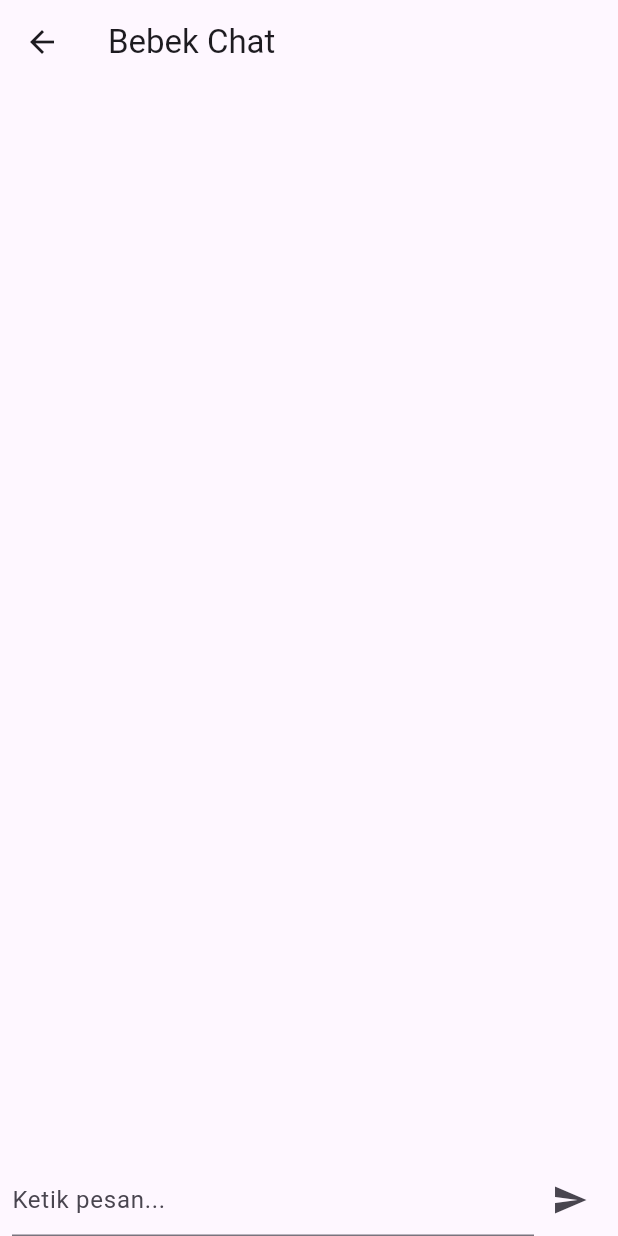
After one commit to andizhuu/bebek_chat, a Flutter app: the ChatScreen screen opened directly, after a tap on the "send" icon, on a phone screen of 412 x 824 dp. The commit adds this screen. Run offline on Flutter 3.47's test engine with Material 3 defaults, Android fonts, the phone set to English and light mode, and no system bars; our stand-ins replace flutter_blue.

Commit message:
Initial commit

```diff
--- a/lib/main.dart
+++ b/lib/main.dart
@@ -1,12 +1,12 @@
 import 'package:flutter/material.dart';
-import 'screens/home_screen.dart'; // Tambahkan ini
+import 'screens/home_screen.dart';
 
 void main() {
-  runApp(MyApp());
+  runApp(const BebekChatApp());
 }
 
-class MyApp extends StatelessWidget {
-  const MyApp({super.key});
+class BebekChatApp extends StatelessWidget {
+  const BebekChatApp({super.key});
 
   @override
   Widget build(BuildContext context) {
@@ -14,9 +14,9 @@ class MyApp extends StatelessWidget {
       debugShowCheckedModeBanner: false,
       title: 'Bebek Chat',
       theme: ThemeData(
-        primarySwatch: Colors.blue,
+        primarySwatch: Colors.green,
       ),
-      home: const HomeScreen(), // Ini ganti jadi home screen
+      home: const HomeScreen(),
     );
   }
 }
--- /dev/null
+++ b/lib/screens/chat_screen.dart
@@ -0,0 +1,68 @@
+import 'package:flutter/material.dart';
+import '../widgets/message_bubble.dart';
+import '../models/chat_message.dart';
+
+class ChatScreen extends StatefulWidget {
+  const ChatScreen({super.key});
+
+  @override
+  State<ChatScreen> createState() => _ChatScreenState();
+}
+
+class _ChatScreenState extends State<ChatScreen> {
+  final TextEditingController _controller = TextEditingController();
+  final List<ChatMessage> _messages = [];
+
+  void _sendMessage() {
+    final text = _controller.text.trim();
+    if (text.isEmpty) return;
+
+    setState(() {
+      _messages.insert(0, ChatMessage(message: text, isMe: true));
+    });
+
+    _controller.clear();
+
+    // Di sini bisa dipanggil BluetoothService untuk kirim ke perangkat lain
+  }
+
+  @override
+  Widget build(BuildContext context) {
+    return Scaffold(
+      appBar: AppBar(
+        title: const Text('Bebek Chat'),
+      ),
+      body: Column(
+        children: [
+          Expanded(
+            child: ListView.builder(
+              reverse: true,
+              itemCount: _messages.length,
+              itemBuilder: (context, index) {
+                return MessageBubble(message: _messages[index]);
+              },
+            ),
+          ),
+          Padding(
+            padding: const EdgeInsets.symmetric(horizontal: 8.0),
+            child: Row(
+              children: [
+                Expanded(
+                  child: TextField(
+                    controller: _controller,
+                    decoration: const InputDecoration(hintText: 'Ketik pesan...'),
+                    onSubmitted: (_) => _sendMessage(),
+                  ),
+                ),
+                IconButton(
+                  icon: const Icon(Icons.send),
+                  onPressed: _sendMessage,
+                )
+              ],
+            ),
+          )
+        ],
+      ),
+    );
+  }
+}
--- a/pubspec.yaml
+++ b/pubspec.yaml
@@ -8,12 +8,8 @@ environment:
 dependencies:
   flutter:
     sdk: flutter
-
   cupertino_icons: ^1.0.2
-
-dev_dependencies:
-  flutter_test:
-    sdk: flutter
+  flutter_blue: ^0.8.0  # Tambahkan ini
 
 flutter:
   uses-material-design: true
```
Also changed, not shown: lib/services/bluetooth_service.dart (added, +28 -0 lines), lib/widgets/message_bubble.dart (added, +36 -0 lines).
